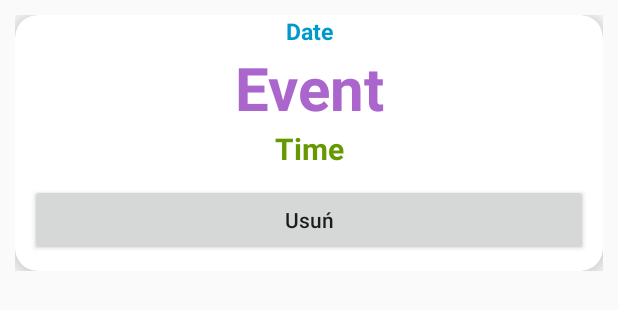
After one commit to solTheW/android-app, an Android app: the layout show_events_rowlayout.xml on its own in the app's theme, with its tools: preview values and no code run, on a phone screen of 412 x 824 dp. The commit adds this screen. Shown: the top 310 px of the screen. Run offline under Robolectric (Android 15) with nearby library versions, the phone set to English and light mode, and no system bars.

Commit message:
Kalendarz: dodawanie i usuwanie eventów.

```diff
--- a/app/src/main/java/com/example/tourmeneger/MainActivity.java
+++ b/app/src/main/java/com/example/tourmeneger/MainActivity.java
@@ -300,6 +300,7 @@
           //      Toast.makeText(this, "klikłeś schedule", Toast.LENGTH_LONG).show();
           //      break;
             case R.id.map:
+                Toast.makeText(this, "Wybrales mapę", Toast.LENGTH_LONG).show();
                 startActivity(new Intent(MainActivity.this, MapActivity.class));
                 break;
             case R.id.profile:
--- a/app/src/main/res/layout/add_newevent_layout.xml
+++ b/app/src/main/res/layout/add_newevent_layout.xml
@@ -8,7 +8,7 @@
         android:layout_width="match_parent"
         android:layout_height="50dp"
         android:background="@android:color/white"
-        android:hint="Type Event"
+        android:hint="Nazwa wydarzenia"
         android:id="@+id/eventname"
         android:inputType="textShortMessage"
         android:layout_margin="20dp"
@@ -37,7 +37,7 @@
     <Button
         android:layout_width="wrap_content"
         android:layout_height="wrap_content"
-        android:text="Add Event"
+        android:text="Dodaj"
         android:layout_gravity="center"
         android:layout_margin="10dp"
         android:textAllCaps="false"
--- /dev/null
+++ b/app/src/main/res/layout/show_events_rowlayout.xml
@@ -0,0 +1,60 @@
+<?xml version="1.0" encoding="utf-8"?>
+<LinearLayout xmlns:android="http://schemas.android.com/apk/res/android"
+    xmlns:app="http://schemas.android.com/apk/res-auto"
+    android:orientation="vertical"
+    android:layout_width="match_parent"
+    android:layout_height="wrap_content"
+    android:layout_margin="10dp">
+
+    <androidx.cardview.widget.CardView
+        android:layout_width="match_parent"
+        android:layout_height="wrap_content"
+        app:cardCornerRadius="15dp"
+        app:cardElevation="12dp">
+
+        <LinearLayout
+            android:layout_width="match_parent"
+            android:layout_height="wrap_content"
+            android:orientation="vertical">
+            <TextView
+                android:layout_width="match_parent"
+                android:layout_height="wrap_content"
+                android:gravity="center"
+                android:textColor="@android:color/holo_blue_dark"
+                android:id="@+id/eventdate"
+                android:textStyle="bold"
+                android:text="Date"
+                android:textSize="15dp"
+                />
+            <TextView
+                android:layout_width="match_parent"
+                android:layout_height="wrap_content"
+                android:gravity="center"
+                android:textColor="@android:color/holo_purple"
+                android:id="@+id/eventname"
+                android:textStyle="bold"
+                android:text="Event"
+                android:textSize="40dp"
+                />
+            <TextView
+                android:layout_width="match_parent"
+                android:layout_height="wrap_content"
+                android:gravity="center"
+                android:textColor="@android:color/holo_green_dark"
+                android:id="@+id/eventtime"
+                android:textStyle="bold"
+                android:text="Time"
+                android:textSize="20dp"
+                />
+            <Button
+                android:layout_width="match_parent"
+                android:layout_height="wrap_content"
+                android:id="@+id/delete"
+                android:text="Usuń"
+                android:textAllCaps="false"
+                android:layout_margin="10dp"/>
+
+        </LinearLayout>
+    </androidx.cardview.widget.CardView>
+
+</LinearLayout>
```
Also changed, not shown: app/src/main/java/com/example/tourmeneger/CustomCalendarView.java (+73 -2 lines), app/src/main/java/com/example/tourmeneger/DBOpenHelper.java (+6 -2 lines), app/src/main/java/com/example/tourmeneger/EventRecyclerAdapter.java (added, +75 -0 lines), app/src/main/java/com/example/tourmeneger/adapter/MyGridAdapter.java (+22 -1 lines).
